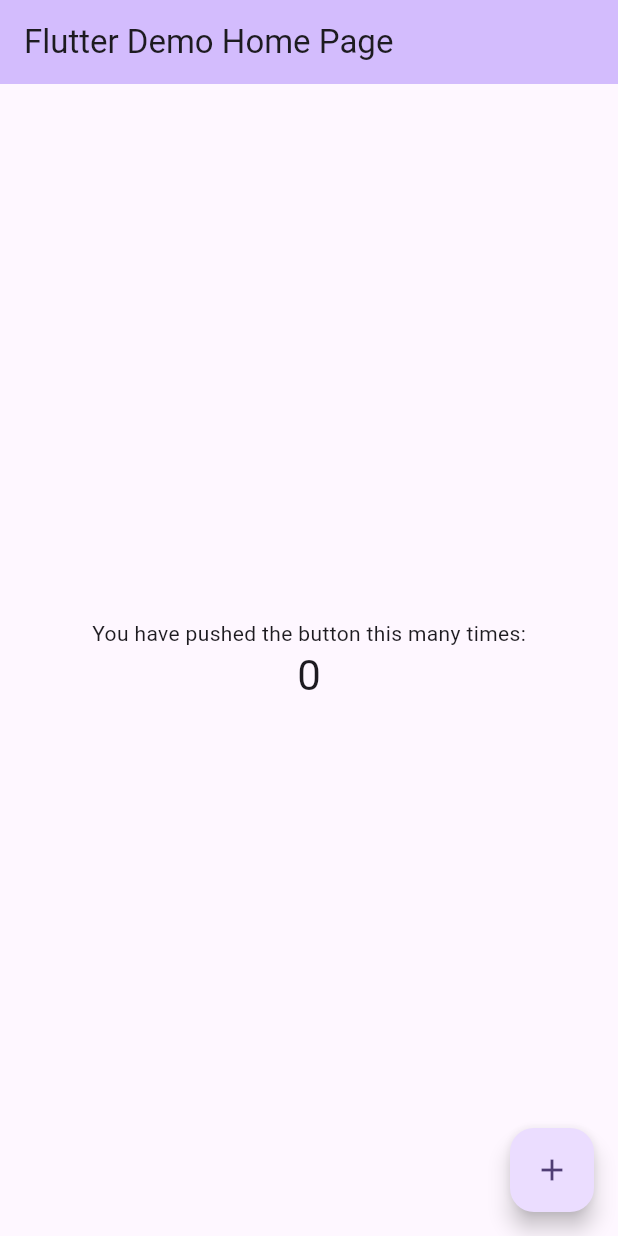
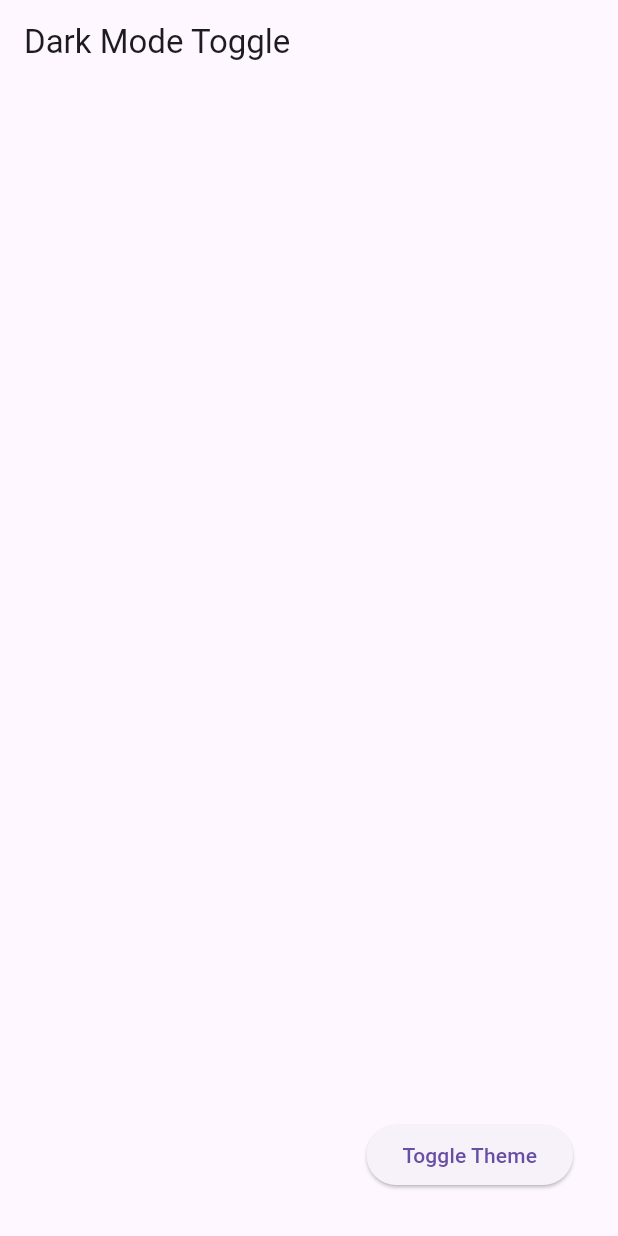
Before and after one commit to Mebibora/smart_grocery_list_app, a Flutter app: the screen it shows after launch, on a phone screen of 412 x 824 dp. Run offline on Flutter 3.47's test engine with Material 3 defaults, Android fonts, the light colour scheme and no system bars.

Commit message:
added theme toggle

```diff
--- a/pw1/lib/main.dart
+++ b/pw1/lib/main.dart
@@ -1,122 +1,67 @@
 import 'package:flutter/material.dart';
 
 void main() {
-  runApp(const MyApp());
+  runApp(MyApp());
 }
 
-class MyApp extends StatelessWidget {
-  const MyApp({super.key});
-
-  // This widget is the root of your application.
+class MyApp extends StatefulWidget {
   @override
-  Widget build(BuildContext context) {
-    return MaterialApp(
-      title: 'Flutter Demo',
-      theme: ThemeData(
-        // This is the theme of your application.
-        //
-        // TRY THIS: Try running your application with "flutter run". You'll see
-        // the application has a purple toolbar. Then, without quitting the app,
-        // try changing the seedColor in the colorScheme below to Colors.green
-        // and then invoke "hot reload" (save your changes or press the "hot
-        // reload" button in a Flutter-supported IDE, or press "r" if you used
-        // the command line to start the app).
-        //
-        // Notice that the counter didn't reset back to zero; the application
-        // state is not lost during the reload. To reset the state, use hot
-        // restart instead.
-        //
-        // This works for code too, not just values: Most code changes can be
-        // tested with just a hot reload.
-        colorScheme: ColorScheme.fromSeed(seedColor: Colors.deepPurple),
-      ),
-      home: const MyHomePage(title: 'Flutter Demo Home Page'),
-    );
-  }
+  _MyAppState createState() => _MyAppState();
 }
 
-class MyHomePage extends StatefulWidget {
-  const MyHomePage({super.key, required this.title});
+class _MyAppState extends State<MyApp> {
+  ThemeMode _themeMode = ThemeMode.light;
 
-  // This widget is the home page of your application. It is stateful, meaning
-  // that it has a State object (defined below) that contains fields that affect
-  // how it looks.
+  final ThemeData lightTheme = ThemeData(
+    primarySwatch: Colors.lightGreen,
+    brightness: Brightness.light,
+  );
 
-  // This class is the configuration for the state. It holds the values (in this
-  // case the title) provided by the parent (in this case the App widget) and
-  // used by the build method of the State. Fields in a Widget subclass are
-  // always marked "final".
+  final ThemeData darkTheme = ThemeData(
+    primarySwatch: Colors.green,
+    brightness: Brightness.dark,
+    scaffoldBackgroundColor: Colors.black,
+  );
 
-  final String title;
-
-  @override
-  State<MyHomePage> createState() => _MyHomePageState();
-}
-
-class _MyHomePageState extends State<MyHomePage> {
-  int _counter = 0;
-
-  void _incrementCounter() {
+  void _toggleTheme() {
     setState(() {
-      // This call to setState tells the Flutter framework that something has
-      // changed in this State, which causes it to rerun the build method below
-      // so that the display can reflect the updated values. If we changed
-      // _counter without calling setState(), then the build method would not be
-      // called again, and so nothing would appear to happen.
-      _counter++;
+      _themeMode = _themeMode == ThemeMode.light ? ThemeMode.dark : ThemeMode.light;
     });
   }
 
   @override
   Widget build(BuildContext context) {
-    // This method is rerun every time setState is called, for instance as done
-    // by the _incrementCounter method above.
-    //
-    // The Flutter framework has been optimized to make rerunning build methods
-    // fast, so that you can just rebuild anything that needs updating rather
-    // than having to individually change instances of widgets.
-    return Scaffold(
-      appBar: AppBar(
-        // TRY THIS: Try changing the color here to a specific color (to
-        // Colors.amber, perhaps?) and trigger a hot reload to see the AppBar
-        // change color while the other colors stay the same.
-        backgroundColor: Theme.of(context).colorScheme.inversePrimary,
-        // Here we take the value from the MyHomePage object that was created by
-        // the App.build method, and use it to set our appbar title.
-        title: Text(widget.title),
-      ),
-      body: Center(
-        // Center is a layout widget. It takes a single child and positions it
-        // in the middle of the parent.
-        child: Column(
-          // Column is also a layout widget. It takes a list of children and
-          // arranges them vertically. By default, it sizes itself to fit its
-          // children horizontally, and tries to be as tall as its parent.
-          //
-          // Column has various properties to control how it sizes itself and
-          // how it positions its children. Here we use mainAxisAlignment to
-          // center the children vertically; the main axis here is the vertical
-          // axis because Columns are vertical (the cross axis would be
-          // horizontal).
-          //
-          // TRY THIS: Invoke "debug painting" (choose the "Toggle Debug Paint"
-          // action in the IDE, or press "p" in the console), to see the
-          // wireframe for each widget.
-          mainAxisAlignment: MainAxisAlignment.center,
-          children: <Widget>[
-            const Text('You have pushed the button this many times:'),
-            Text(
-              '$_counter',
-              style: Theme.of(context).textTheme.headlineMedium,
-            ),
-          ],
-        ),
-      ),
-      floatingActionButton: FloatingActionButton(
-        onPressed: _incrementCounter,
-        tooltip: 'Increment',
-        child: const Icon(Icons.add),
-      ), // This trailing comma makes auto-formatting nicer for build methods.
+    return MaterialApp(
+
+      theme: lightTheme,
+      darkTheme: darkTheme,
+      themeMode: _themeMode,
+      home: HomeScreen(toggleTheme: _toggleTheme),
     );
   }
 }
+
+class HomeScreen extends StatelessWidget {
+  final VoidCallback toggleTheme;
+
+  HomeScreen({required this.toggleTheme});
+
+  @override
+  Widget build(BuildContext context) {
+    return Scaffold(
+      appBar: AppBar(title: Text('Dark Mode Toggle')),
+      body: Stack(
+        children: [
+          Positioned(
+            bottom: 30,
+            right: 30,
+            child: ElevatedButton(
+              onPressed: toggleTheme,
+              child: Text('Toggle Theme'),
+            ),
+          ),
+        ]
+      ),
+    );
+  }
+}
```
